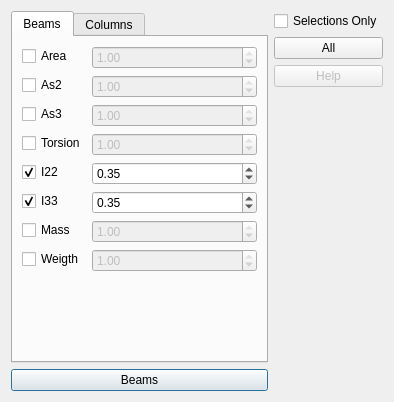
The window that widgets/assign/assign_modifiers.ui (ebrahimraeyat/civilTools) describes before a commit, drawn with Qt 5.
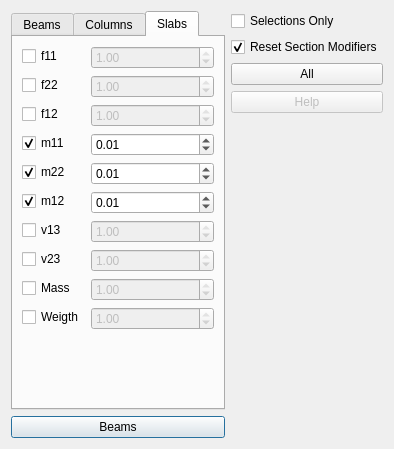
The same window after the commit. The open tabs and pages were chosen to show the change. Icons and pictures are not drawn.

Commit message: Apply modifiers to slabs

What changed in the file:
```diff
--- a/widgets/assign/assign_modifiers.ui
+++ b/widgets/assign/assign_modifiers.ui
@@ -7,7 +7,7 @@
     <x>0</x>
     <y>0</y>
     <width>394</width>
-    <height>402</height>
+    <height>449</height>
    </rect>
   </property>
   <property name="windowTitle">
@@ -415,6 +415,255 @@
          </item>
         </layout>
        </widget>
+       <widget class="QWidget" name="tab">
+        <attribute name="title">
+         <string>Slabs</string>
+        </attribute>
+        <layout class="QFormLayout" name="formLayout_3">
+         <item row="0" column="0">
+          <widget class="QCheckBox" name="slabs_f11_checkbox">
+           <property name="text">
+            <string>f11</string>
+           </property>
+          </widget>
+         </item>
+         <item row="0" column="1">
+          <widget class="QDoubleSpinBox" name="slabs_f11_spinbox">
+           <property name="enabled">
+            <bool>false</bool>
+           </property>
+           <property name="maximum">
+            <double>1.000000000000000</double>
+           </property>
+           <property name="singleStep">
+            <double>0.100000000000000</double>
+           </property>
+           <property name="value">
+            <double>1.000000000000000</double>
+           </property>
+          </widget>
+         </item>
+         <item row="1" column="0">
+          <widget class="QCheckBox" name="slabs_f22_checkbox">
+           <property name="text">
+            <string>f22</string>
+           </property>
+          </widget>
+         </item>
+         <item row="1" column="1">
+          <widget class="QDoubleSpinBox" name="slabs_f22_spinbox">
+           <property name="enabled">
+            <bool>false</bool>
+           </property>
+           <property name="maximum">
+            <double>1.000000000000000</double>
+           </property>
+           <property name="singleStep">
+            <double>0.100000000000000</double>
+           </property>
+           <property name="value">
+            <double>1.000000000000000</double>
+           </property>
+          </widget>
+         </item>
+         <item row="2" column="0">
+          <widget class="QCheckBox" name="slabs_f12_checkbox">
+           <property name="text">
+            <string>f12</string>
+           </property>
+          </widget>
+         </item>
+         <item row="2" column="1">
+          <widget class="QDoubleSpinBox" name="slabs_f12_spinbox">
+           <property name="enabled">
+            <bool>false</bool>
+           </property>
+           <property name="maximum">
+            <double>1.000000000000000</double>
+           </property>
+           <property name="singleStep">
+            <double>0.100000000000000</double>
+           </property>
+           <property name="value">
+            <double>1.000000000000000</double>
+           </property>
+          </widget>
+         </item>
+         <item row="3" column="0">
+          <widget class="QCheckBox" name="slabs_m11_checkbox">
+           <property name="text">
+            <string>m11</string>
+           </property>
+           <property name="checked">
+            <bool>true</bool>
+           </property>
+          </widget>
+         </item>
+         <item row="3" column="1">
+          <widget class="QDoubleSpinBox" name="slabs_m11_spinbox">
+           <property name="enabled">
+            <bool>true</bool>
+           </property>
+           <property name="maximum">
+            <double>1.000000000000000</double>
+           </property>
+           <property name="singleStep">
+            <double>0.100000000000000</double>
+           </property>
+           <property name="value">
+            <double>0.010000000000000</double>
+           </property>
+          </widget>
+         </item>
+         <item row="4" column="0">
+          <widget class="QCheckBox" name="slabs_m22_checkbox">
+           <property name="text">
+            <string>m22</string>
+           </property>
+           <property name="checked">
+            <bool>true</bool>
+           </property>
+          </widget>
+         </item>
+         <item row="4" column="1">
+          <widget class="QDoubleSpinBox" name="slabs_m22_spinbox">
+           <property name="enabled">
+            <bool>true</bool>
+           </property>
+           <property name="maximum">
+            <double>1.000000000000000</double>
+           </property>
+           <property name="singleStep">
+            <double>0.100000000000000</double>
+           </property>
+           <property name="value">
+            <double>0.010000000000000</double>
+           </property>
+          </widget>
+         </item>
+         <item row="5" column="0">
+          <widget class="QCheckBox" name="slabs_m12_checkbox">
+           <property name="text">
+            <string>m12</string>
+           </property>
+           <property name="checked">
+            <bool>true</bool>
+           </property>
+          </widget>
+         </item>
+         <item row="5" column="1">
+          <widget class="QDoubleSpinBox" name="slabs_m12_spinbox">
+           <property name="maximum">
+            <double>1.000000000000000</double>
+           </property>
+           <property name="singleStep">
+            <double>0.100000000000000</double>
+           </property>
+           <property name="value">
+            <double>0.010000000000000</double>
+           </property>
+          </widget>
+         </item>
+         <item row="10" column="0">
+          <widget class="QCheckBox" name="slabs_mass_checkbox">
+           <property name="text">
+            <string>Mass</string>
+           </property>
+          </widget>
+         </item>
+         <item row="10" column="1">
+          <widget class="QDoubleSpinBox" name="column_mass_spinbox_2">
+           <property name="enabled">
+            <bool>false</bool>
+           </property>
+           <property name="maximum">
+            <double>1.000000000000000</double>
+           </property>
+           <property name="singleStep">
+            <double>0.100000000000000</double>
+           </property>
+           <property name="value">
+            <double>1.000000000000000</double>
+           </property>
+          </widget>
+         </item>
+         <item row="11" column="0">
+          <widget class="QCheckBox" name="slabs_weight_checkbox">
+           <property name="text">
+            <string>Weigth</string>
+           </property>
+          </widget>
+         </item>
+         <item row="11" column="1">
+          <widget class="QDoubleSpinBox" name="column_weight_spinbox_2">
+           <property name="enabled">
+            <bool>false</bool>
+           </property>
+           <property name="maximum">
+            <double>1.000000000000000</double>
+           </property>
+           <property name="singleStep">
+            <double>0.100000000000000</double>
+           </property>
+           <property name="value">
+            <double>1.000000000000000</double>
+           </property>
+          </widget>
+         </item>
+         <item row="7" column="1">
+          <widget class="QDoubleSpinBox" name="slabs_v13_spinbox">
+           <property name="enabled">
+            <bool>false</bool>
+           </property>
+           <property name="maximum">
+            <double>1.000000000000000</double>
+           </property>
+           <property name="singleStep">
+            <double>0.100000000000000</double>
+           </property>
+           <property name="value">
+            <double>1.000000000000000</double>
+           </property>
+          </widget>
+         </item>
+         <item row="7" column="0">
+          <widget class="QCheckBox" name="slabs_v13_checkbox">
+           <property name="text">
+            <string>v13</string>
+           </property>
+           <property name="checked">
+            <bool>false</bool>
+           </property>
+          </widget>
+         </item>
+         <item row="9" column="1">
+          <widget class="QDoubleSpinBox" name="slabs_v23_spinbox">
+           <property name="enabled">
+            <bool>false</bool>
+           </property>
+           <property name="maximum">
+            <double>1.000000000000000</double>
+           </property>
+           <property name="singleStep">
+            <double>0.100000000000000</double>
+           </property>
+           <property name="value">
+            <double>1.000000000000000</double>
+           </property>
+          </widget>
+         </item>
+         <item row="9" column="0">
+          <widget class="QCheckBox" name="slabs_v23_checkbox">
+           <property name="text">
+            <string>v23</string>
+           </property>
+           <property name="checked">
+            <bool>false</bool>
+           </property>
+          </widget>
+         </item>
+        </layout>
+       </widget>
       </widget>
      </item>
      <item>
@@ -454,6 +703,16 @@
        </property>
       </widget>
      </item>
+     <item>
+      <widget class="QCheckBox" name="reset_section_modifiers">
+       <property name="text">
+        <string>Reset Section Modifiers</string>
+       </property>
+       <property name="checked">
+        <bool>true</bool>
+       </property>
+      </widget>
+     </item>
      <item>
       <widget class="QPushButton" name="apply_to_etabs_button_all">
        <property name="enabled">
```
The commit also changes 1 other file.
